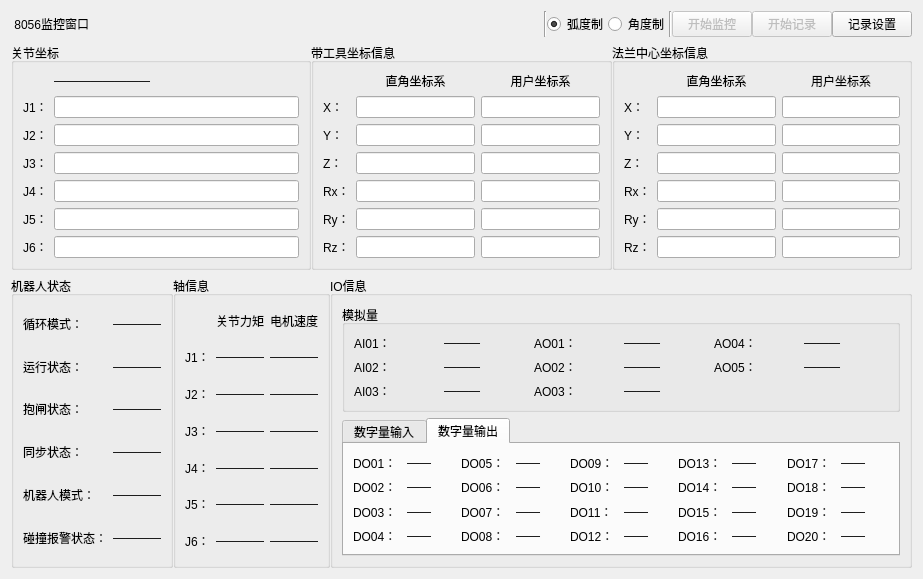
JunJie-zhang-o/Elite_ToolBox, file ui/8056.ui: the form before one commit.
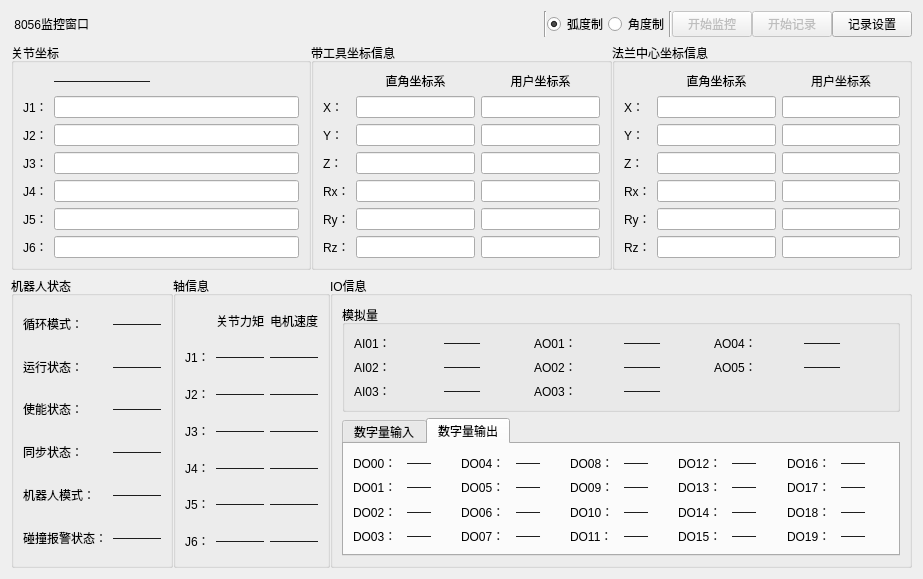
The form after the commit. The open tabs and pages were chosen to show the change.

What changed in the file:
```diff
--- a/ui/8056.ui
+++ b/ui/8056.ui
@@ -713,7 +713,7 @@
         <item row="2" column="0">
          <widget class="QLabel" name="label_4">
           <property name="text">
-           <string>抱闸状态：</string>
+           <string>使能状态：</string>
           </property>
          </widget>
         </item>
@@ -1317,7 +1317,7 @@
             <item row="0" column="0">
              <widget class="QLabel" name="label_106">
               <property name="text">
-               <string>DO01：</string>
+               <string>DO00：</string>
               </property>
              </widget>
             </item>
@@ -1331,7 +1331,7 @@
             <item row="0" column="2">
              <widget class="QLabel" name="label_113">
               <property name="text">
-               <string>DO05：</string>
+               <string>DO04：</string>
               </property>
              </widget>
             </item>
@@ -1345,7 +1345,7 @@
             <item row="0" column="4">
              <widget class="QLabel" name="label_122">
               <property name="text">
-               <string>DO09：</string>
+               <string>DO08：</string>
               </property>
              </widget>
             </item>
@@ -1359,7 +1359,7 @@
             <item row="0" column="6">
              <widget class="QLabel" name="label_124">
               <property name="text">
-               <string>DO13：</string>
+               <string>DO12：</string>
               </property>
              </widget>
             </item>
@@ -1373,7 +1373,7 @@
             <item row="0" column="8">
              <widget class="QLabel" name="label_126">
               <property name="text">
-               <string>DO17：</string>
+               <string>DO16：</string>
               </property>
              </widget>
             </item>
@@ -1387,7 +1387,7 @@
             <item row="1" column="0">
              <widget class="QLabel" name="label_107">
               <property name="text">
-               <string>DO02：</string>
+               <string>DO01：</string>
               </property>
              </widget>
             </item>
@@ -1401,7 +1401,7 @@
             <item row="1" column="2">
              <widget class="QLabel" name="label_116">
               <property name="text">
-               <string>DO06：</string>
+               <string>DO05：</string>
               </property>
              </widget>
             </item>
@@ -1415,7 +1415,7 @@
             <item row="1" column="4">
              <widget class="QLabel" name="label_128">
               <property name="text">
-               <string>DO10：</string>
+               <string>DO09：</string>
               </property>
              </widget>
             </item>
@@ -1429,7 +1429,7 @@
             <item row="1" column="6">
              <widget class="QLabel" name="label_134">
               <property name="text">
-               <string>DO14：</string>
+               <string>DO13：</string>
               </property>
              </widget>
             </item>
@@ -1443,7 +1443,7 @@
             <item row="1" column="8">
              <widget class="QLabel" name="label_140">
               <property name="text">
-               <string>DO18：</string>
+               <string>DO17：</string>
               </property>
              </widget>
             </item>
@@ -1457,7 +1457,7 @@
             <item row="2" column="0">
              <widget class="QLabel" name="label_105">
               <property name="text">
-               <string>DO03：</string>
+               <string>DO02：</string>
               </property>
              </widget>
             </item>
@@ -1471,7 +1471,7 @@
             <item row="2" column="2">
              <widget class="QLabel" name="label_118">
               <property name="text">
-               <string>DO07：</string>
+               <string>DO06：</string>
               </property>
              </widget>
             </item>
@@ -1485,7 +1485,7 @@
             <item row="2" column="4">
              <widget class="QLabel" name="label_130">
               <property name="text">
-               <string>DO11：</string>
+               <string>DO10：</string>
               </property>
              </widget>
             </item>
@@ -1499,7 +1499,7 @@
             <item row="2" column="6">
              <widget class="QLabel" name="label_136">
               <property name="text">
-               <string>DO15：</string>
+               <string>DO14：</string>
               </property>
              </widget>
             </item>
@@ -1513,7 +1513,7 @@
             <item row="2" column="8">
              <widget class="QLabel" name="label_142">
               <property name="text">
-               <string>DO19：</string>
+               <string>DO18：</string>
               </property>
              </widget>
             </item>
@@ -1527,7 +1527,7 @@
             <item row="3" column="0">
              <widget class="QLabel" name="label_108">
               <property name="text">
-               <string>DO04：</string>
+               <string>DO03：</string>
               </property>
              </widget>
             </item>
@@ -1541,7 +1541,7 @@
             <item row="3" column="2">
              <widget class="QLabel" name="label_119">
               <property name="text">
-               <string>DO08：</string>
+               <string>DO07：</string>
               </property>
              </widget>
             </item>
@@ -1555,7 +1555,7 @@
             <item row="3" column="4">
              <widget class="QLabel" name="label_132">
               <property name="text">
-               <string>DO12：</string>
+               <string>DO11：</string>
               </property>
              </widget>
             </item>
@@ -1569,7 +1569,7 @@
             <item row="3" column="6">
              <widget class="QLabel" name="label_138">
               <property name="text">
-               <string>DO16：</string>
+               <string>DO15：</string>
               </property>
              </widget>
             </item>
@@ -1583,7 +1583,7 @@
             <item row="3" column="8">
              <widget class="QLabel" name="label_144">
               <property name="text">
-               <string>DO20：</string>
+               <string>DO19：</string>
               </property>
              </widget>
             </item>
```
Left out of the diff: 127 changed lines with no effect on the pictures.
